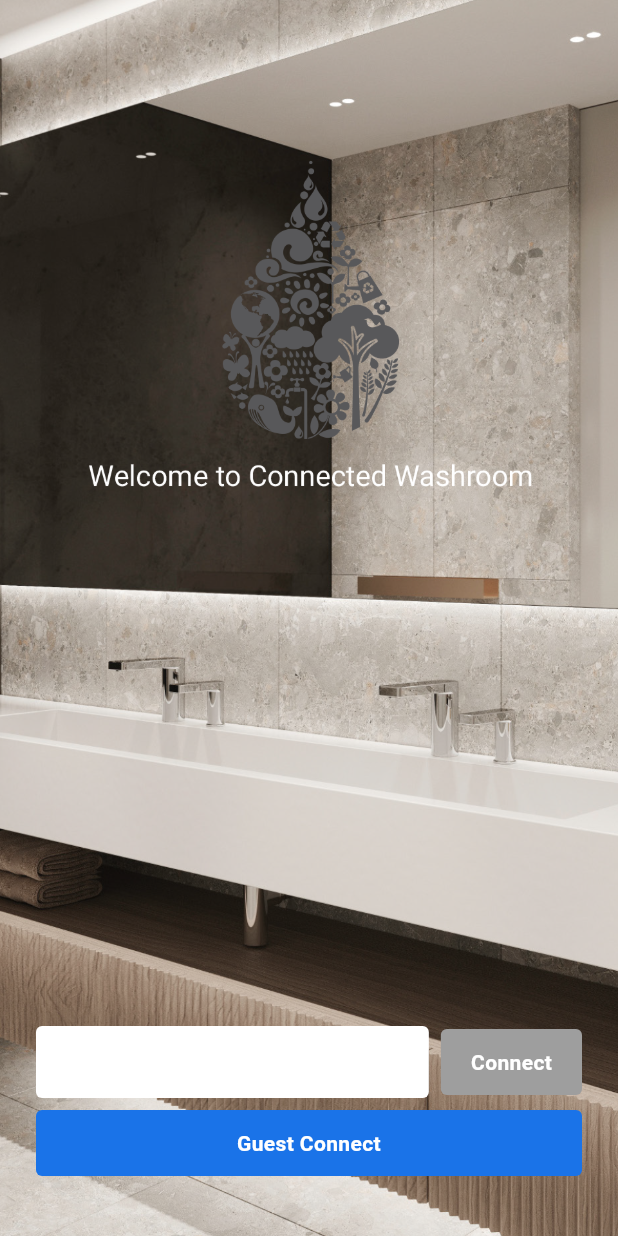
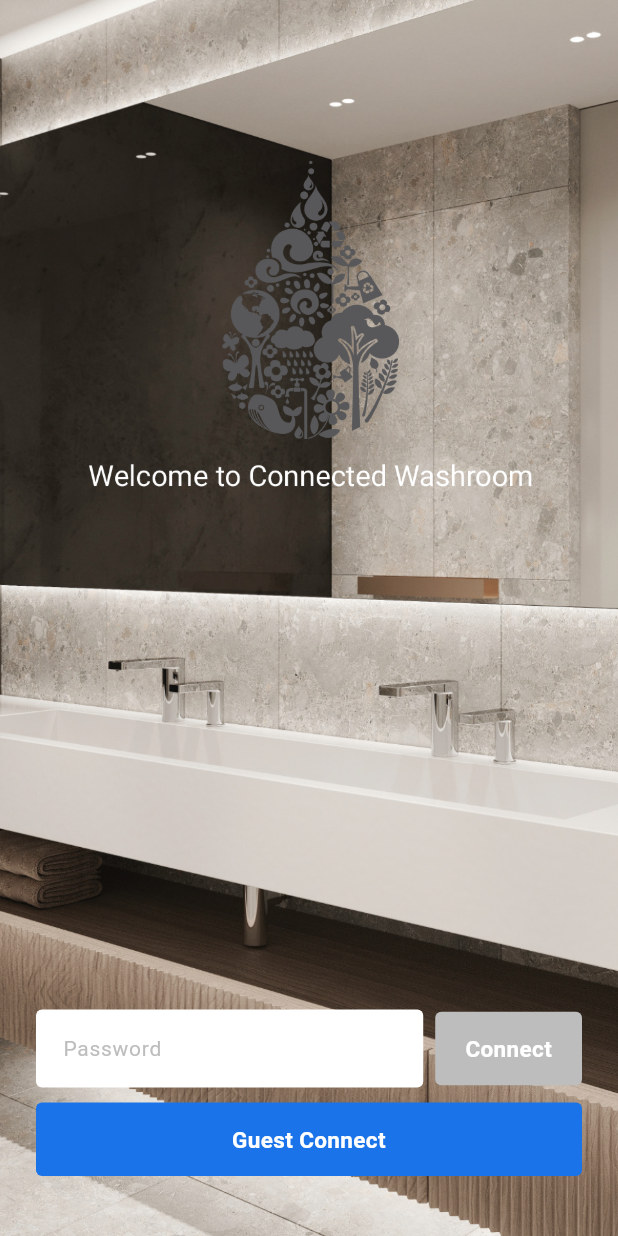
Before and after one commit to sterndev26-dot/stern-app, a Flutter app: the screen it shows after launch, on a phone screen of 412 x 824 dp. Run offline on Flutter 3.47's test engine with Material 3 defaults, Android fonts, the phone set to English and light mode, and no system bars; our stand-ins replace flutter_blue_plus, permission_handler, shared_preferences, sqflite; accounts and stored records are empty.

Commit message:
UI improvements: logo in header, product icons, custom nav icons
- password_screen: add Password hint, animated button, keyboard done action
- scanned_products_screen: replace STERN text with logo_white.png image
- main_screen: product type icon in header, asset icons for bottom nav (aperatedea/settingsdea), show type name in subtitle
- operate_screen: show product image at top of Activate tab

Co-Authored-By: Claude Sonnet 4.6 <noreply@anthropic.com>

```diff
--- a/lib/screens/password_screen.dart
+++ b/lib/screens/password_screen.dart
@@ -67,56 +67,95 @@ class _PasswordScreenState extends State<PasswordScreen> {
   @override
   Widget build(BuildContext context) {
     return Scaffold(
+      resizeToAvoidBottomInset: true,
       body: Stack(
         fit: StackFit.expand,
         children: [
-          Image.asset('assets/images/neutral_app_opening.png', fit: BoxFit.cover),
+          // Full-screen background image
+          Image.asset(
+            'assets/images/neutral_app_opening.png',
+            fit: BoxFit.cover,
+          ),
+          // Content overlay
           SafeArea(
-            child: Padding(
-              padding: const EdgeInsets.symmetric(horizontal: 24),
             child: Column(
-                mainAxisAlignment: MainAxisAlignment.end,
               children: [
+                const Spacer(),
+                // Input area at the bottom
+                Padding(
+                  padding: const EdgeInsets.fromLTRB(24, 0, 24, 8),
+                  child: Column(
+                    crossAxisAlignment: CrossAxisAlignment.stretch,
+                    children: [
+                      // Password row: field + Connect button
                       Row(
                         children: [
                           Expanded(
                             child: TextField(
                               controller: _passwordController,
                               obscureText: true,
+                              keyboardType: TextInputType.number,
+                              textInputAction: TextInputAction.done,
                               onChanged: _onPasswordChanged,
-                          onSubmitted: (_) { if (_isConnectEnabled) _onConnect(); },
-                          decoration: const InputDecoration(
+                              onSubmitted: (_) {
+                                if (_isConnectEnabled) _onConnect();
+                              },
+                              style: const TextStyle(
+                                fontSize: 16,
+                                color: Colors.black87,
+                              ),
+                              decoration: InputDecoration(
                                 filled: true,
                                 fillColor: Colors.white,
-                            border: OutlineInputBorder(borderSide: BorderSide.none),
-                            contentPadding: EdgeInsets.symmetric(horizontal: 12, vertical: 12),
+                                hintText: 'Password',
+                                hintStyle: TextStyle(
+                                  color: Colors.grey[400],
+                                  fontSize: 14,
+                                ),
+                                border: OutlineInputBorder(
+                                  borderRadius: BorderRadius.circular(4),
+                                  borderSide: BorderSide.none,
+                                ),
+                                contentPadding: const EdgeInsets.symmetric(
+                                  horizontal: 14,
+                                  vertical: 14,
+                                ),
                               ),
                             ),
                           ),
                           const SizedBox(width: 8),
                           GestureDetector(
                             onTap: _isConnectEnabled ? _onConnect : null,
-                        child: Container(
-                          padding: const EdgeInsets.symmetric(horizontal: 20, vertical: 12),
+                            child: AnimatedContainer(
+                              duration: const Duration(milliseconds: 150),
+                              padding: const EdgeInsets.symmetric(
+                                horizontal: 20,
+                                vertical: 14,
+                              ),
                               decoration: BoxDecoration(
-                            color: _isConnectEnabled ? _appBlue : Colors.grey,
+                                color: _isConnectEnabled
+                                    ? _appBlue
+                                    : Colors.grey[400],
                                 borderRadius: BorderRadius.circular(4),
                               ),
                               child: const Text(
                                 'Connect',
-                            style: TextStyle(color: Colors.white, fontWeight: FontWeight.bold),
+                                style: TextStyle(
+                                  color: Colors.white,
+                                  fontWeight: FontWeight.bold,
+                                  fontSize: 15,
+                                ),
                               ),
                             ),
                           ),
                         ],
                       ),
-                  const SizedBox(height: 8),
-                  SizedBox(
-                    width: double.infinity,
-                    child: GestureDetector(
+                      const SizedBox(height: 10),
+                      // Guest Connect full-width button
+                      GestureDetector(
                         onTap: _onGuestConnect,
                         child: Container(
-                        padding: const EdgeInsets.symmetric(vertical: 12),
+                          padding: const EdgeInsets.symmetric(vertical: 14),
                           decoration: BoxDecoration(
                             color: _appBlue,
                             borderRadius: BorderRadius.circular(4),
@@ -124,14 +163,19 @@ class _PasswordScreenState extends State<PasswordScreen> {
                           child: const Text(
                             'Guest Connect',
                             textAlign: TextAlign.center,
-                          style: TextStyle(color: Colors.white, fontWeight: FontWeight.bold),
+                            style: TextStyle(
+                              color: Colors.white,
+                              fontWeight: FontWeight.bold,
+                              fontSize: 15,
                             ),
                           ),
                         ),
                       ),
-                  const SizedBox(height: 40),
                     ],
                   ),
+                ),
+                const SizedBox(height: 32),
+              ],
             ),
           ),
         ],
```
Also changed, not shown: lib/screens/main_screen.dart (+51 -15 lines), lib/screens/operate_screen.dart (+10 -1 lines), lib/screens/scanned_products_screen.dart (+5 -5 lines). Lines whose indentation alone changed are shown as unchanged.
